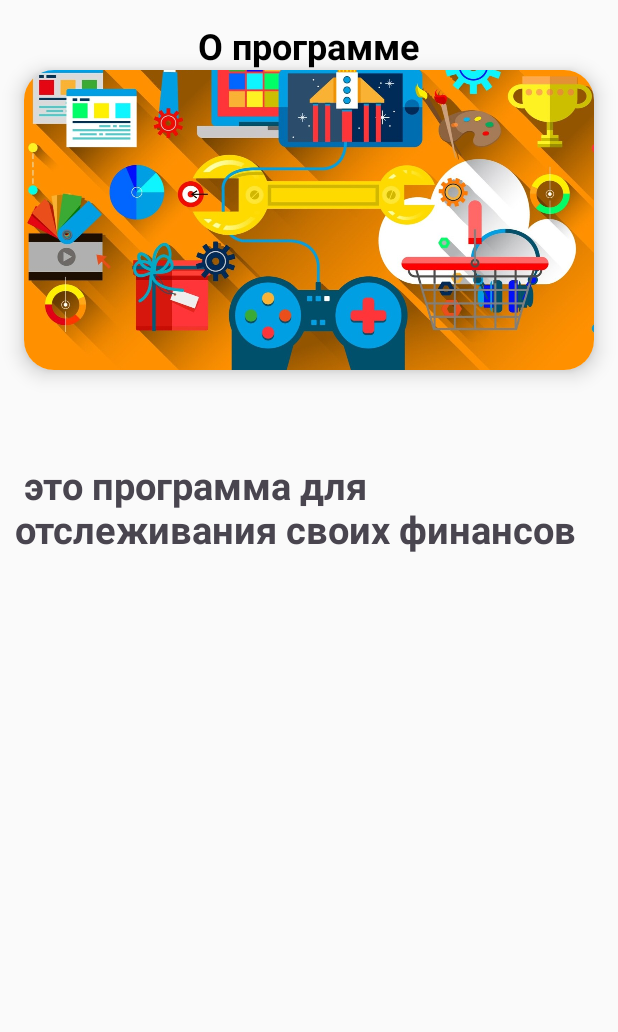
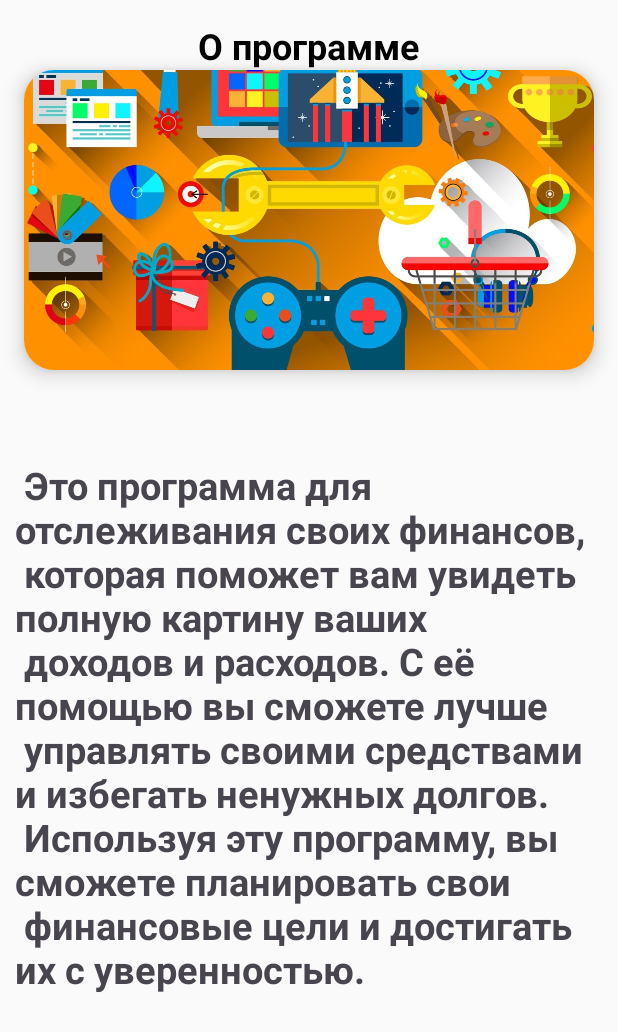
Before and after one commit to VVV-VVV1/Financial_Manager, an Android app: the FourthActivity screen opened directly, with no data from a screen before it, after a tap on "О программе", on a phone screen of 412 x 824 dp. Shown: the top 1032 px of the screen. Run offline under Robolectric (Android 15) with nearby library versions, the phone set to English and light mode, and no system bars.

Commit message:
Финальная версия

```diff
--- a/app/build.gradle.kts
+++ b/app/build.gradle.kts
@@ -80,4 +80,7 @@ dependencies {
     androidTestImplementation(platform("androidx.compose:compose-bom:2023.08.00"))
     debugImplementation("androidx.compose.ui:ui-tooling")
     debugImplementation("androidx.compose.ui:ui-test-manifest")
+    implementation("org.jsoup:jsoup:1.13.1")
+    implementation("com.github.bumptech.glide:glide:4.12.0")
+    annotationProcessor("com.github.bumptech.glide:compiler:4.12.0")
 }
--- /dev/null
+++ b/app/src/main/res/drawable/baseline_mood_24.xml
@@ -0,0 +1,5 @@
+<vector xmlns:android="http://schemas.android.com/apk/res/android" android:height="24dp" android:tint="#000000" android:viewportHeight="24" android:viewportWidth="24" android:width="24dp">
+
+    <path android:fillColor="@android:color/white" android:pathData="M11.99,2C6.47,2 2,6.48 2,12s4.47,10 9.99,10C17.52,22 22,17.52 22,12S17.52,2 11.99,2zM12,20c-4.42,0 -8,-3.58 -8,-8s3.58,-8 8,-8 8,3.58 8,8 -3.58,8 -8,8zM15.5,11c0.83,0 1.5,-0.67 1.5,-1.5S16.33,8 15.5,8 14,8.67 14,9.5s0.67,1.5 1.5,1.5zM8.5,11c0.83,0 1.5,-0.67 1.5,-1.5S9.33,8 8.5,8 7,8.67 7,9.5 7.67,11 8.5,11zM12,17.5c2.33,0 4.31,-1.46 5.11,-3.5L6.89,14c0.8,2.04 2.78,3.5 5.11,3.5z"/>
+
+</vector>
--- a/app/src/main/res/layout/activity_detailed.xml
+++ b/app/src/main/res/layout/activity_detailed.xml
@@ -38,6 +38,10 @@
             android:scaleType="centerCrop"/>
     </androidx.cardview.widget.CardView>
 
+    <ScrollView
+        android:layout_width="wrap_content"
+        android:layout_height="wrap_content">
+
         <TextView
             android:layout_width="wrap_content"
             android:layout_height="wrap_content"
@@ -48,5 +52,6 @@
             android:textSize="25sp"
             android:textStyle="bold"
             android:id="@+id/detailDesc"/>
+    </ScrollView>
 
 </LinearLayout>
--- a/app/src/main/res/values/strings.xml
+++ b/app/src/main/res/values/strings.xml
@@ -6,17 +6,30 @@
     <string name="hello_blank_fragment">Hello blank fragment</string>
 
     <string name="about_the_program">
-    \n это программа для отслеживания своих финансов
+    \n Это программа для отслеживания своих финансов,
+    \n которая поможет вам увидеть полную картину ваших
+    \n доходов и расходов. С её помощью вы сможете лучше
+    \n управлять своими средствами и избегать ненужных долгов.
+    \n Используя эту программу, вы сможете планировать свои
+    \n финансовые цели и достигать их с уверенностью.
     </string>
 
     <string name="Users_instructions">
     \n вводите свои траты, и отслеживайте их
+    \n чтобы лучше понимать свои финансовые
+    \n привычки и планировать бюджет.
+    \n Регулярный учет расходов поможет
+    \n вам избежать лишних трат и достигать
+    \n финансовых целей быстрее.
+    \n Контролируя свои финансы, вы сможете
+    \n более уверенно управлять своими денежными
+    \n средствами и наслаждаться финансовой свободой.
     </string>
 
     <string name="About_the_author">
     \n Тринеев Павел Сергеевич
     \n ИКБО-13-22
     \n Год разработки приложение: 2024
-    \n Почта: M.M4p@ya.ru
+    \n Почта для связи: M.M4p@ya.ru
     </string>
 </resources>
```
Also changed, not shown: app/src/main/AndroidManifest.xml (+10 -0 lines), app/src/main/java/com/example/myapplication/FifthActivity.java (+6 -15 lines), app/src/main/java/com/example/myapplication/SecondActivity.java (+5 -5 lines), app/src/main/res/layout/activity_fifth.xml (+23 -10 lines), app/src/main/res/layout/activity_second.xml (+13 -13 lines). Lines whose indentation alone changed are shown as unchanged.
